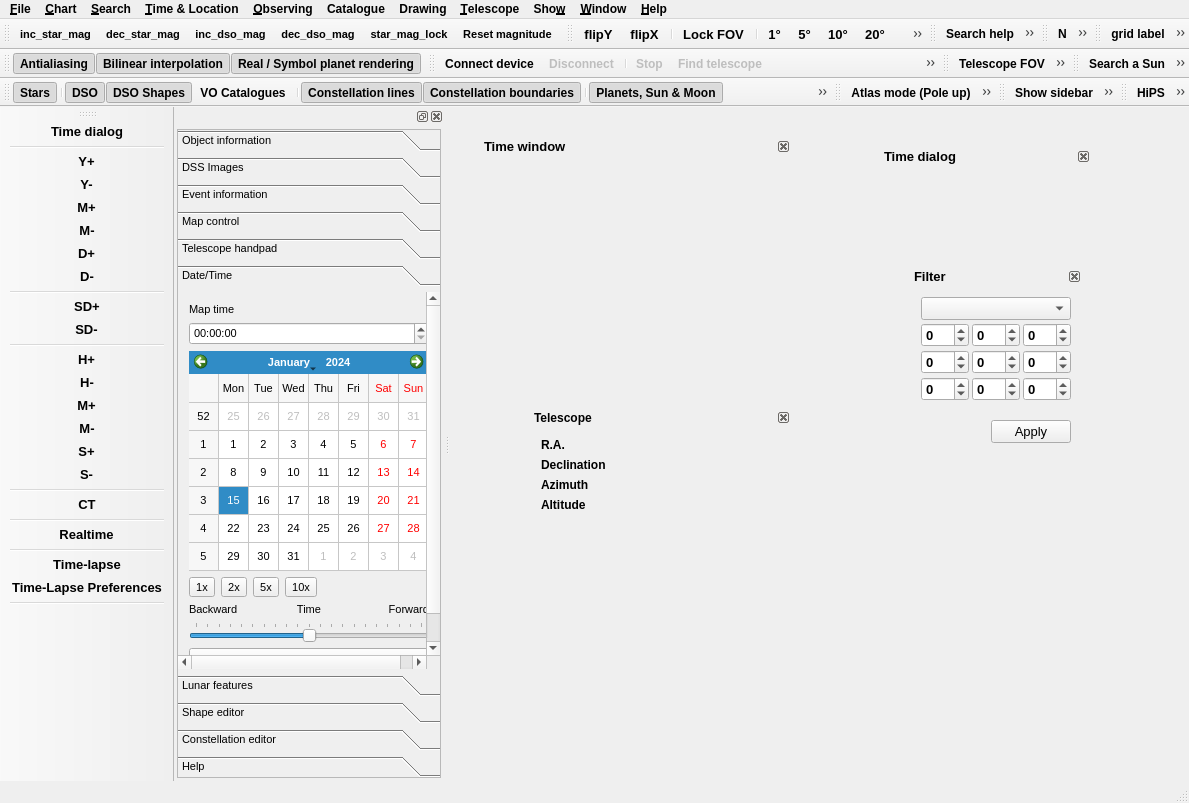
The window that mainwindow.ui (PavelMr/skytechx) describes before a commit, drawn with Qt 5.
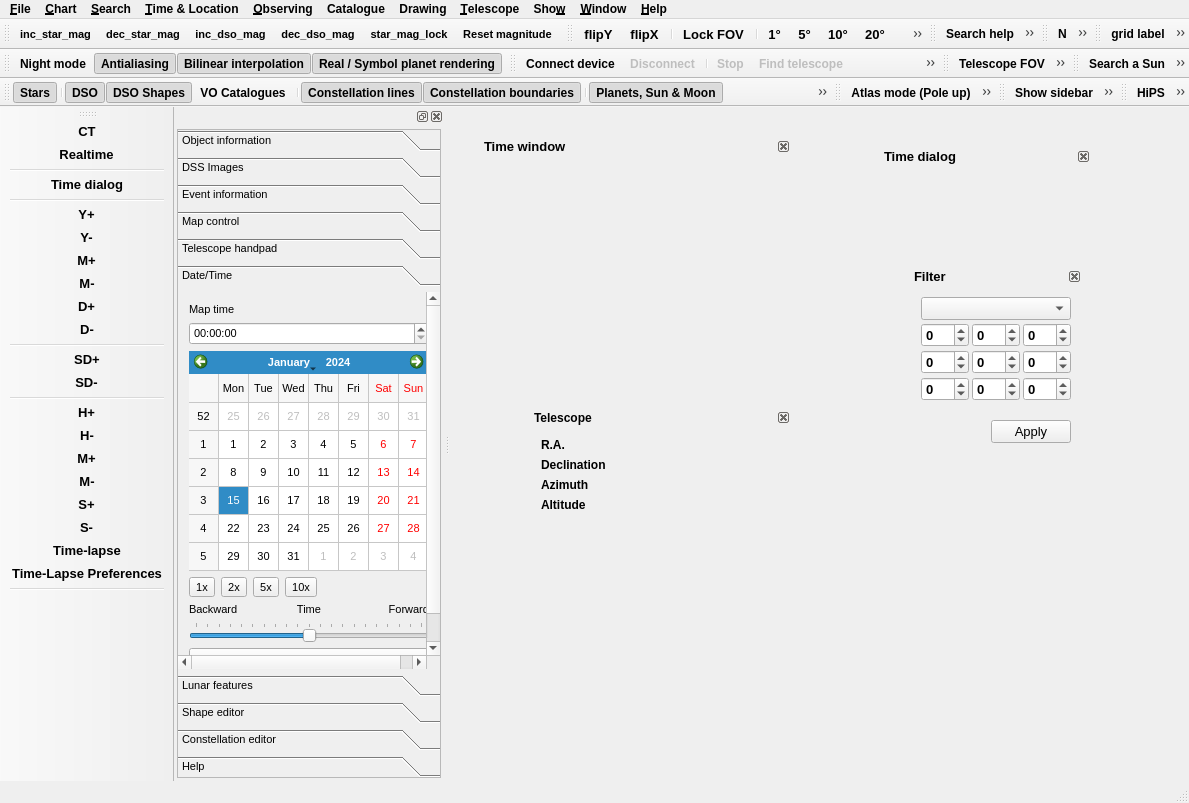
The same window after the commit. Icons and pictures are not drawn. Custom widgets are drawn as their Qt base class.

Commit message: Night mode icon. Uranus icon, Time icons.

Patch:
```diff
--- a/mainwindow.ui
+++ b/mainwindow.ui
@@ -3624,6 +3624,9 @@
    <attribute name="toolBarBreak">
     <bool>false</bool>
    </attribute>
+   <addaction name="actionCurLocTime"/>
+   <addaction name="actionRealtime"/>
+   <addaction name="separator"/>
    <addaction name="actionTime_dialog"/>
    <addaction name="separator"/>
    <addaction name="actionYPlus"/>
@@ -3642,11 +3645,6 @@
    <addaction name="actionMinMinus"/>
    <addaction name="actionSPlus"/>
    <addaction name="actionSMinus"/>
-   <addaction name="separator"/>
-   <addaction name="actionCurLocTime"/>
-   <addaction name="separator"/>
-   <addaction name="actionRealtime"/>
-   <addaction name="separator"/>
    <addaction name="actionTime_lapse"/>
    <addaction name="actionTime_Lapse_prefs"/>
    <addaction name="separator"/>
@@ -3716,6 +3714,7 @@
    <attribute name="toolBarBreak">
     <bool>true</bool>
    </attribute>
+   <addaction name="actionNight_mode"/>
    <addaction name="actionAntialiasing"/>
    <addaction name="actionBilinear_interpolation"/>
    <addaction name="actionSymbol_Real_planet_rendering"/>
```
Left out of the diff: 240 changed lines with no effect on the pictures. The commit also changes 7 other files.
